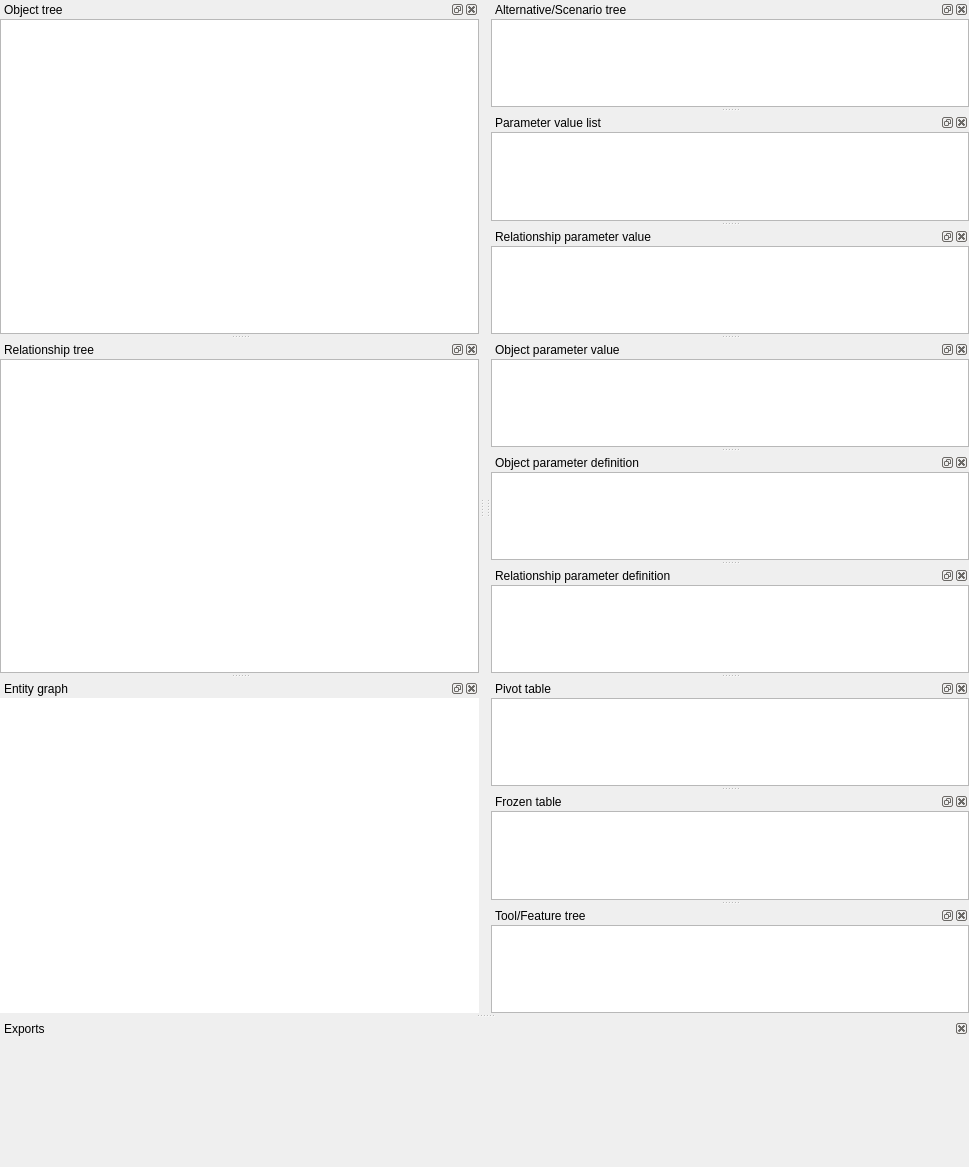
Above: spinetoolbox/spine_db_editor/ui/spine_db_editor_window.ui from spine-tools/Spine-Toolbox before the change. Below: the same form after it.
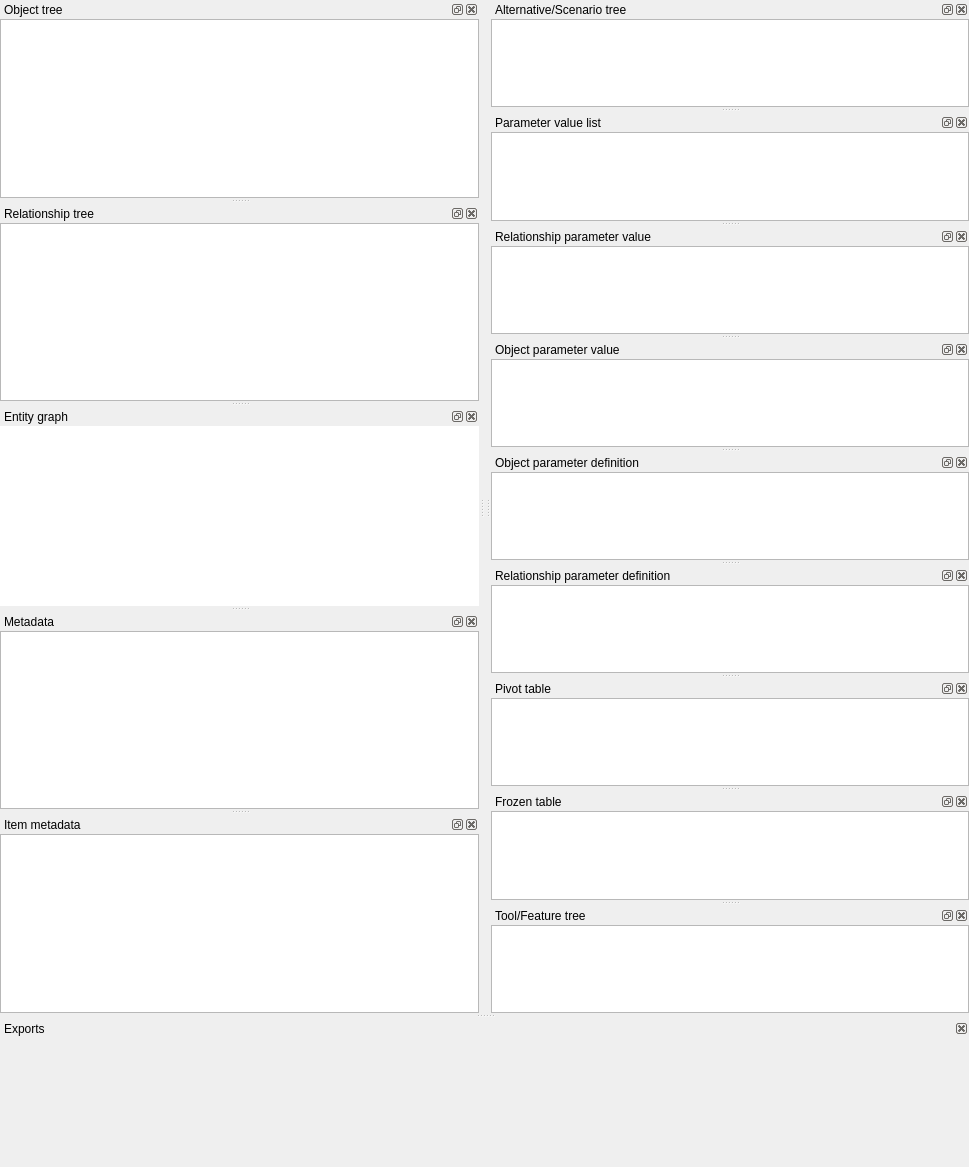
That is the form after the change. Icons and pictures are not drawn. Custom widgets are drawn as their Qt base class.

Commit message:
Implement Metadata editor
Implemented a metadata editor dock for Database editor. It's useful for
editing, adding and removing metadata from databases.

Re #1606

Diff of the .ui file:
```diff
--- a/spinetoolbox/spine_db_editor/ui/spine_db_editor_window.ui
+++ b/spinetoolbox/spine_db_editor/ui/spine_db_editor_window.ui
@@ -809,6 +809,76 @@
     </layout>
    </widget>
   </widget>
+  <widget class="QDockWidget" name="metadata_dock_widget">
+   <property name="windowTitle">
+    <string>Metadata</string>
+   </property>
+   <attribute name="dockWidgetArea">
+    <number>1</number>
+   </attribute>
+   <widget class="QWidget" name="metadata_dock_contents">
+    <layout class="QVBoxLayout" name="verticalLayout_11">
+     <property name="spacing">
+      <number>0</number>
+     </property>
+     <property name="leftMargin">
+      <number>0</number>
+     </property>
+     <property name="topMargin">
+      <number>0</number>
+     </property>
+     <property name="rightMargin">
+      <number>0</number>
+     </property>
+     <property name="bottomMargin">
+      <number>0</number>
+     </property>
+     <item>
+      <widget class="MetadataTableView" name="metadata_table_view">
+       <property name="contextMenuPolicy">
+        <enum>Qt::ActionsContextMenu</enum>
+       </property>
+       <property name="sortingEnabled">
+        <bool>true</bool>
+       </property>
+       <attribute name="verticalHeaderVisible">
+        <bool>false</bool>
+       </attribute>
+      </widget>
+     </item>
+    </layout>
+   </widget>
+  </widget>
+  <widget class="QDockWidget" name="item_metadata_dock_widget">
+   <property name="windowTitle">
+    <string>Item metadata</string>
+   </property>
+   <attribute name="dockWidgetArea">
+    <number>1</number>
+   </attribute>
+   <widget class="QWidget" name="item_metadata_dock_contents">
+    <layout class="QVBoxLayout" name="verticalLayout_9">
+     <property name="spacing">
+      <number>0</number>
+     </property>
+     <property name="leftMargin">
+      <number>0</number>
+     </property>
+     <property name="topMargin">
+      <number>0</number>
+     </property>
+     <property name="rightMargin">
+      <number>0</number>
+     </property>
+     <property name="bottomMargin">
+      <number>0</number>
+     </property>
+     <item>
+      <widget class="ItemMetadataTableView" name="item_metadata_table_view"/>
+     </item>
+    </layout>
+   </widget>
+  </widget>
   <action name="actionCommit">
    <property name="enabled">
     <bool>true</bool>
@@ -1141,6 +1211,16 @@
    <extends>QTreeView</extends>
    <header>spinetoolbox/spine_db_editor/widgets/custom_qtreeview.h</header>
   </customwidget>
+  <customwidget>
+   <class>MetadataTableView</class>
+   <extends>QTableView</extends>
+   <header>spinetoolbox/spine_db_editor/widgets/custom_qtableview.h</header>
+  </customwidget>
+  <customwidget>
+   <class>ItemMetadataTableView</class>
+   <extends>QTableView</extends>
+   <header>spinetoolbox/spine_db_editor/widgets/custom_qtableview.h</header>
+  </customwidget>
  </customwidgets>
  <resources>
   <include location="../../ui/resources/resources_icons.qrc"/>
```
Left out of the diff: 12 changed lines with no effect on the pictures. The commit also changes 24 other files.
